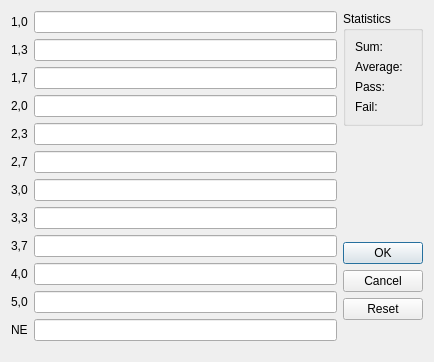
rijun/exam-viewer, file examdialog.ui: the form before one commit.
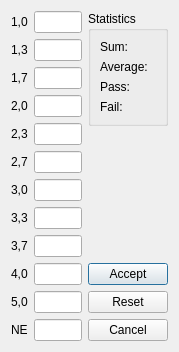
The form after the commit.

Commit message: Added input reset option, began with user input validation

The edit to the form file:
```diff
--- a/examdialog.ui
+++ b/examdialog.ui
@@ -6,8 +6,8 @@
    <rect>
     <x>0</x>
     <y>0</y>
-    <width>434</width>
-    <height>362</height>
+    <width>179</width>
+    <height>326</height>
    </rect>
   </property>
   <property name="windowTitle">
@@ -191,12 +191,23 @@
       </spacer>
      </item>
      <item>
-      <widget class="QDialogButtonBox" name="buttonBox">
-       <property name="orientation">
-        <enum>Qt::Vertical</enum>
+      <widget class="QPushButton" name="acceptButton">
+       <property name="text">
+        <string>Accept</string>
        </property>
-       <property name="standardButtons">
-        <set>QDialogButtonBox::Cancel|QDialogButtonBox::Ok|QDialogButtonBox::Reset</set>
+      </widget>
+     </item>
+     <item>
+      <widget class="QPushButton" name="resetButton">
+       <property name="text">
+        <string>Reset</string>
+       </property>
+      </widget>
+     </item>
+     <item>
+      <widget class="QPushButton" name="cancelButton">
+       <property name="text">
+        <string>Cancel</string>
        </property>
       </widget>
      </item>
```
Left out of the diff: 36 changed lines with no effect on the pictures. The commit also changes 2 other files.
